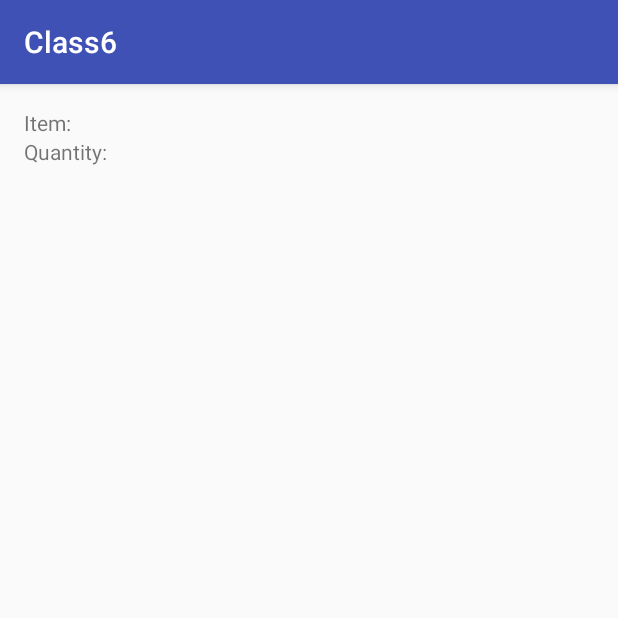
After one commit to brianpmcg/Class6, an Android app: the ItemActivity screen opened directly, with no data from a screen before it, on a phone screen of 412 x 824 dp, the top half of it. The commit adds this screen. Run offline under Robolectric (Android 15) with nearby library versions, the phone set to English and light mode, and no system bars; 4 statements that could not run were skipped.

Commit message:
Added Item Activity

```diff
--- a/app/src/main/AndroidManifest.xml
+++ b/app/src/main/AndroidManifest.xml
@@ -15,6 +15,7 @@
                 <category android:name="android.intent.category.LAUNCHER" />
             </intent-filter>
         </activity>
+        <activity android:name=".ItemActivity"></activity>
     </application>
 
 </manifest>
--- a/app/src/main/java/com/example/b/class6/Item.java
+++ b/app/src/main/java/com/example/b/class6/Item.java
@@ -1,9 +1,11 @@
 package com.example.b.class6;
+
+import java.io.Serializable;
 
 /**
  * Created by b on 1/27/2016.
  */
-public class Item {
+public class Item implements Serializable{
     public String itemName;
     public enum Category {produce, canned, boxed, fresh, deli, other};
     public Category itemCategory;
--- /dev/null
+++ b/app/src/main/java/com/example/b/class6/ItemActivity.java
@@ -0,0 +1,24 @@
+package com.example.b.class6;
+
+import android.support.v7.app.AppCompatActivity;
+import android.os.Bundle;
+import android.widget.Button;
+import android.widget.TextView;
+import android.widget.Toast;
+
+public class ItemActivity extends AppCompatActivity {
+
+    @Override
+    protected void onCreate(Bundle savedInstanceState) {
+        super.onCreate(savedInstanceState);
+        setContentView(R.layout.activity_item);
+        Bundle extras = getIntent().getExtras();
+        ItemEntry item= new ItemEntry(new Item(extras.getString("ItemName")),extras.getDouble("ItemQuantity"));
+        Toast.makeText(getApplicationContext(), "ItemActivity.onCreate: " + item.theItem.itemName + " " + item.itemQuantity, Toast.LENGTH_SHORT).show();
+
+        TextView i = (TextView) this.findViewById(R.id.itemName);
+        TextView q = (TextView) this.findViewById(R.id.itemQuantity);
+        i.setText(item.theItem.itemName);
+        q.setText(item.itemQuantity+"");
+    }
+}
--- /dev/null
+++ b/app/src/main/res/layout/activity_item.xml
@@ -0,0 +1,48 @@
+<?xml version="1.0" encoding="utf-8"?>
+<RelativeLayout xmlns:android="http://schemas.android.com/apk/res/android"
+    xmlns:tools="http://schemas.android.com/tools"
+    android:layout_width="match_parent"
+    android:layout_height="match_parent"
+    android:paddingBottom="@dimen/activity_vertical_margin"
+    android:paddingLeft="@dimen/activity_horizontal_margin"
+    android:paddingRight="@dimen/activity_horizontal_margin"
+    android:paddingTop="@dimen/activity_vertical_margin"
+    tools:context="com.example.b.class6.ItemActivity">
+
+    <TableLayout
+        android:layout_width="match_parent"
+        android:layout_height="match_parent">
+
+        <TableRow
+            android:layout_width="match_parent"
+            android:layout_height="match_parent">
+
+            <TextView
+                android:layout_width="wrap_content"
+                android:layout_height="wrap_content"
+                android:text="Item:"
+                android:id="@+id/Item" />
+
+            <TextView
+                android:layout_width="wrap_content"
+                android:layout_height="wrap_content"
+                android:id="@+id/itemName" />
+        </TableRow>
+
+        <TableRow
+            android:layout_width="match_parent"
+            android:layout_height="match_parent">
+
+            <TextView
+                android:layout_width="wrap_content"
+                android:layout_height="wrap_content"
+                android:text="Quantity:"
+                android:id="@+id/quantity" />
+
+            <TextView
+                android:layout_width="wrap_content"
+                android:layout_height="wrap_content"
+                android:id="@+id/itemQuantity" />
+        </TableRow>
+    </TableLayout>
+</RelativeLayout>
```
Also changed, not shown: app/src/main/java/com/example/b/class6/ItemEntry.java (+9 -1 lines), app/src/main/java/com/example/b/class6/MainActivity.java (+5 -11 lines).
